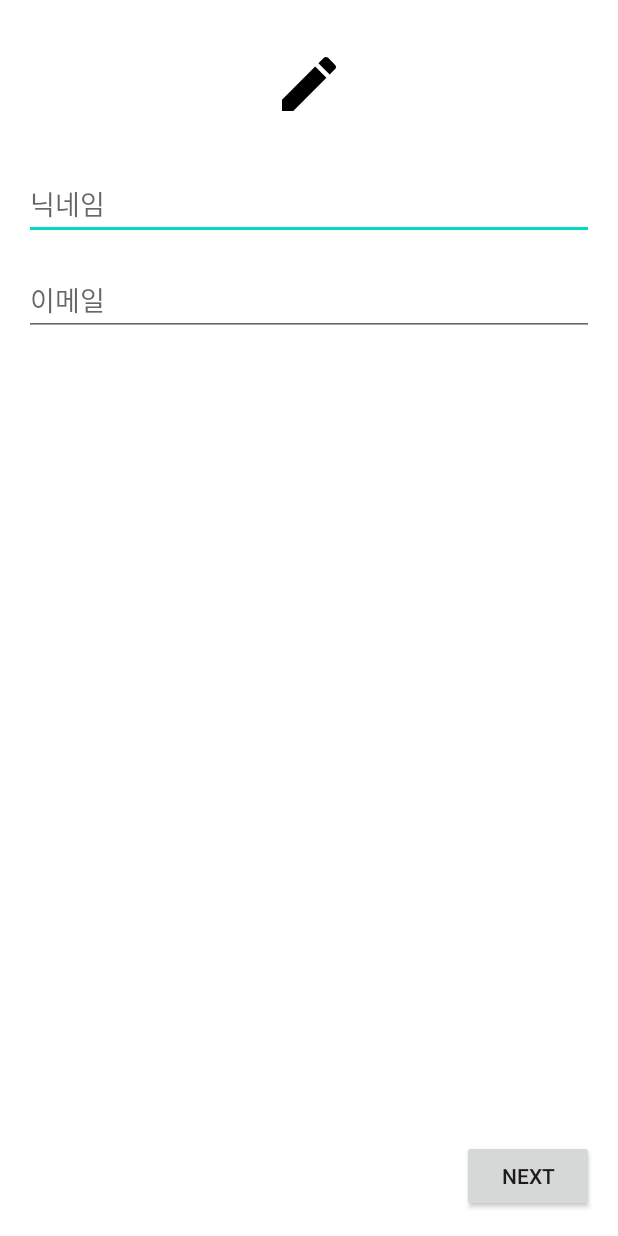
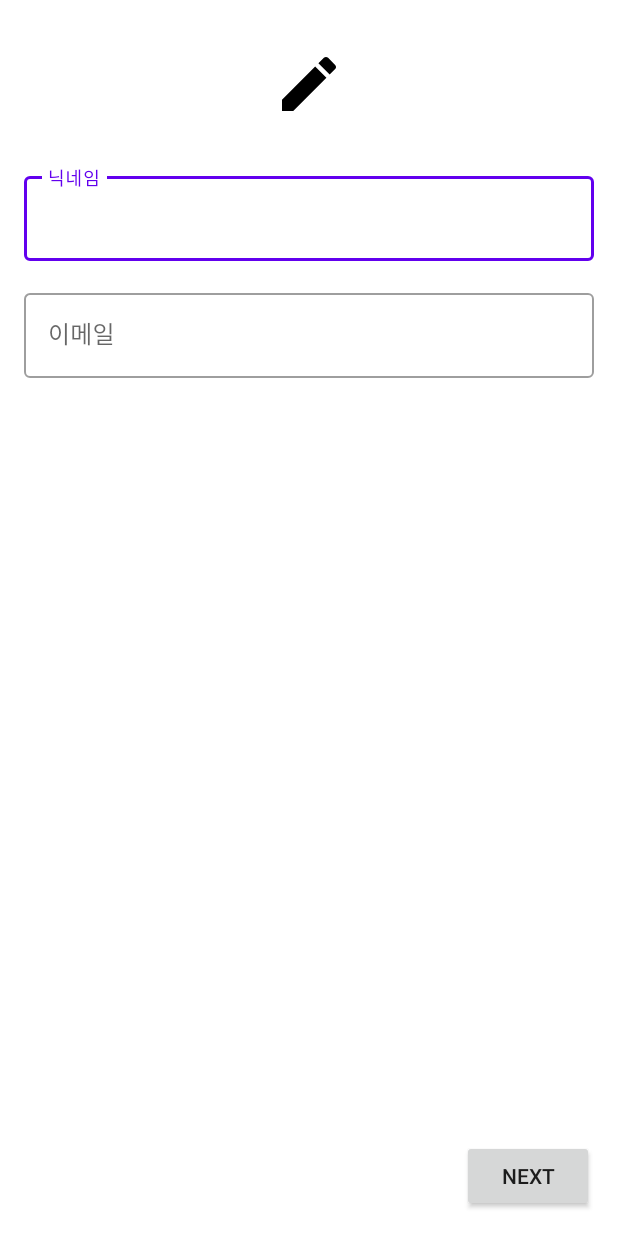
Before and after one commit to woowa-techcamp-2022/android-mail-07, an Android app: the layout activity_login.xml on its own in the app's theme, with its tools: preview values and no code run, on a phone screen of 412 x 824 dp. Run offline under Robolectric (Android 15) with nearby library versions, the phone set to English and light mode, and no system bars.

Commit message:
#2 , #3 feat : login ui & valid login inputs

```diff
--- a/app/build.gradle
+++ b/app/build.gradle
@@ -45,5 +45,4 @@ dependencies {
     testImplementation 'junit:junit:4.13.2'
     androidTestImplementation 'androidx.test.ext:junit:1.1.3'
     androidTestImplementation 'androidx.test.espresso:espresso-core:3.4.0'
-
 }
--- a/app/src/main/res/layout/activity_login.xml
+++ b/app/src/main/res/layout/activity_login.xml
@@ -2,9 +2,11 @@
 <layout xmlns:android="http://schemas.android.com/apk/res/android"
     xmlns:app="http://schemas.android.com/apk/res-auto"
     xmlns:tools="http://schemas.android.com/tools">
+
     <data>
 
     </data>
+
     <androidx.constraintlayout.widget.ConstraintLayout
         android:layout_width="match_parent"
         android:layout_height="match_parent"
@@ -16,42 +18,62 @@
             android:layout_height="wrap_content"
             android:layout_marginTop="@dimen/double_margin"
             android:src="@drawable/ic_baseline_edit_48"
-            app:layout_constraintBottom_toTopOf="@id/et_nickname"
+            app:layout_constraintBottom_toTopOf="@id/ti_nickname"
             app:layout_constraintEnd_toEndOf="parent"
             app:layout_constraintStart_toStartOf="parent"
             app:layout_constraintTop_toTopOf="parent" />
 
-        <androidx.appcompat.widget.AppCompatEditText
-            android:id="@+id/et_nickname"
+        <com.google.android.material.textfield.TextInputLayout
+            android:id="@+id/ti_nickname"
+            style="@style/Widget.MaterialComponents.TextInputLayout.OutlinedBox"
             android:layout_width="match_parent"
             android:layout_height="wrap_content"
+            android:hint="@string/hint_nickname"
             android:layout_marginHorizontal="@dimen/single_margin"
             android:layout_marginTop="@dimen/double_margin"
-            android:hint="@string/hint_nickname"
-            android:minHeight="@dimen/edittext_min_height"
-            app:layout_constraintBottom_toTopOf="@id/et_mail"
-            app:layout_constraintTop_toBottomOf="@id/iv_edit"
-            tools:layout_editor_absoluteX="16dp" />
+            app:layout_constraintBottom_toTopOf="@id/ti_email"
+            app:layout_constraintTop_toBottomOf="@id/iv_edit">
 
-        <androidx.appcompat.widget.AppCompatEditText
-            android:id="@+id/et_mail"
+            <com.google.android.material.textfield.TextInputEditText
+                android:id="@+id/et_nickname"
+                android:layout_width="match_parent"
+                android:layout_height="wrap_content"
+                android:maxLength="10"
+                android:imeOptions="actionNext"
+                android:inputType="text"
+                android:minHeight="@dimen/edittext_min_height" />
+
+
+        </com.google.android.material.textfield.TextInputLayout>
+
+        <com.google.android.material.textfield.TextInputLayout
+            android:id="@+id/ti_email"
+            style="@style/Widget.MaterialComponents.TextInputLayout.OutlinedBox"
             android:layout_width="match_parent"
             android:layout_height="wrap_content"
+            android:hint="@string/hint_mail"
             android:layout_marginHorizontal="@dimen/single_margin"
             android:layout_marginTop="@dimen/single_margin"
-            android:hint="@string/hint_mail"
-            android:minHeight="@dimen/edittext_min_height"
-            app:layout_constraintTop_toBottomOf="@id/et_nickname"
-            tools:layout_editor_absoluteX="16dp" />
+            app:layout_constraintTop_toBottomOf="@id/ti_nickname">
+
+            <com.google.android.material.textfield.TextInputEditText
+                android:id="@+id/et_email"
+                android:layout_width="match_parent"
+                android:layout_height="wrap_content"
+                android:inputType="textEmailAddress"
+                android:imeOptions="actionDone"
+                android:minHeight="@dimen/edittext_min_height" />
+
+        </com.google.android.material.textfield.TextInputLayout>
 
         <androidx.appcompat.widget.AppCompatButton
             android:id="@+id/bt_next"
             android:layout_width="wrap_content"
             android:layout_height="wrap_content"
+            android:layout_margin="@dimen/single_margin"
+            android:text="@string/next"
             app:layout_constraintBottom_toBottomOf="parent"
-            app:layout_constraintEnd_toEndOf="parent"
-            android:text="@string/next"
-            android:layout_margin="@dimen/single_margin"/>
+            app:layout_constraintEnd_toEndOf="parent" />
 
     </androidx.constraintlayout.widget.ConstraintLayout>
 </layout>
--- a/app/src/main/res/values/strings.xml
+++ b/app/src/main/res/values/strings.xml
@@ -5,4 +5,7 @@
 
     <string name="hint_nickname">닉네임</string>
     <string name="hint_mail">이메일</string>
+
+    <string name="invalid_nickname">닉네임은 5~10자로 입력해주세요.</string>
+    <string name="invalid_email">이메일 형식에 맞게 입력해주세요.</string>
 </resources>
```
Also changed, not shown: app/src/main/java/com/example/woowamailapp/ui/login/LoginActivity.kt (+31 -0 lines), app/src/main/java/com/example/woowamailapp/ui/login/LoginFormState.kt (added, +7 -0 lines), app/src/main/java/com/example/woowamailapp/ui/login/LoginViewModel.kt (+28 -0 lines), app/src/main/java/com/example/woowamailapp/utils/EditTextExt.kt (added, +17 -0 lines).
